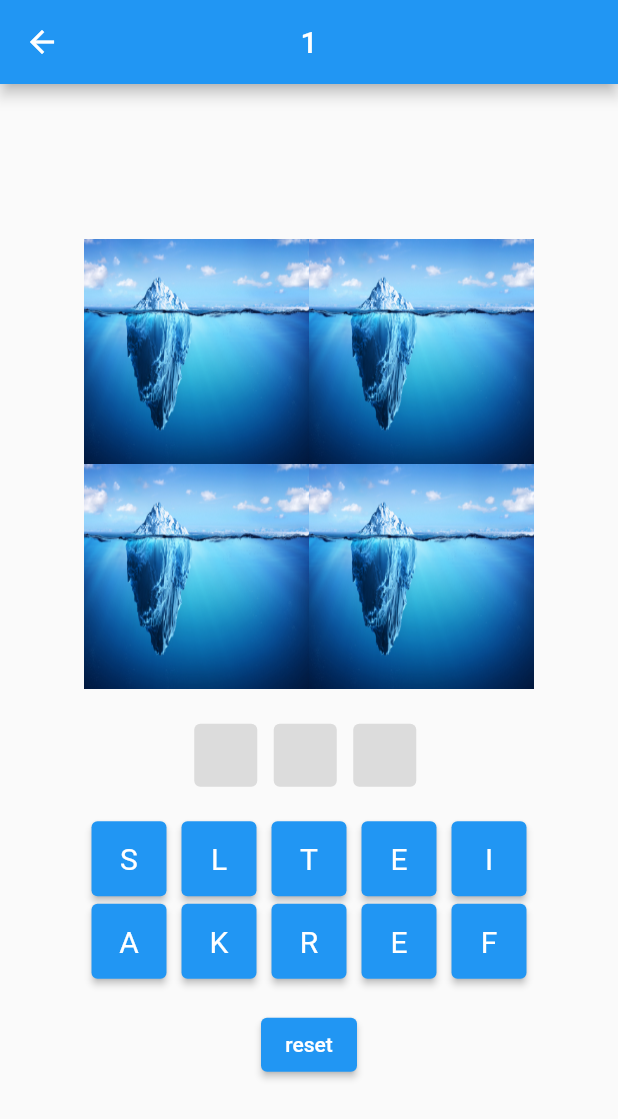
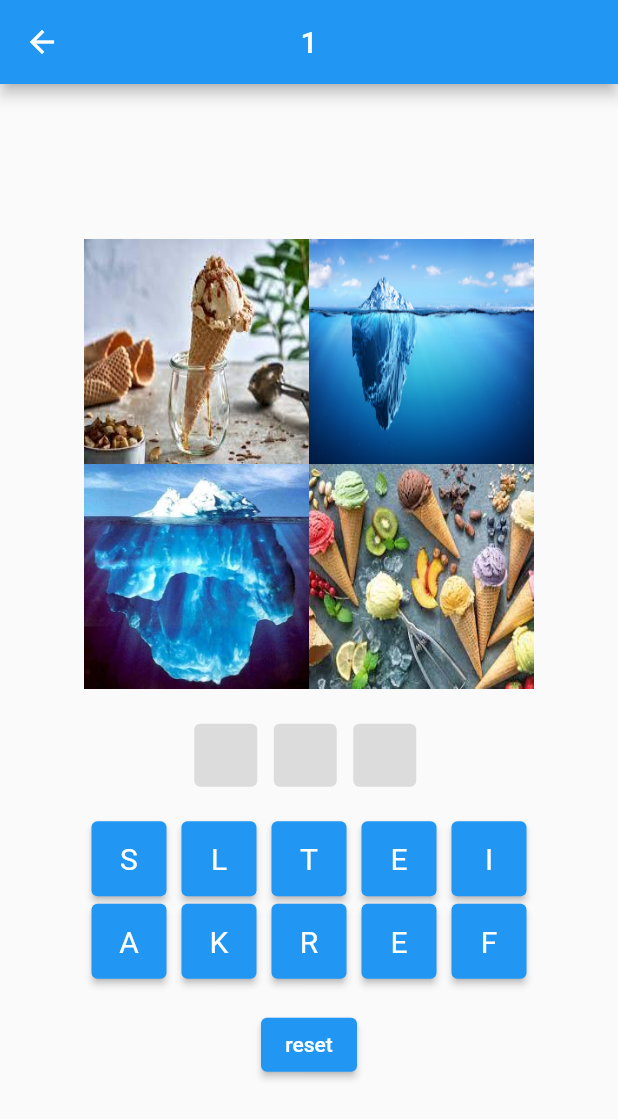
Before and after one commit to RiccardoDotExe/Four-Pictures-One-Word-in-Flutter, a Flutter app: the GameScreen screen opened directly, on a phone screen of 412 x 824 dp. Shown: the top 1119 px of the screen. Run offline on Flutter 3.47's test engine with Material 2 defaults, Android fonts, the phone set to English and light mode, and no system bars; drawn by our look-alikes of flutter_animate; our stand-ins replace shared_preferences; accounts and stored records are empty.

Commit message:
added image stack widget

```diff
--- a/lib/game_screen.dart
+++ b/lib/game_screen.dart
@@ -2,6 +2,7 @@ import 'package:flutter/material.dart';
 import 'package:flutter_animate/flutter_animate.dart';
 
 import 'package:four_pictures_one_word/provider/level_provider.dart';
+import 'package:four_pictures_one_word/widgets/image_stack_widget.dart';
 import 'package:four_pictures_one_word/widgets/input_button_widget.dart';
 import 'package:four_pictures_one_word/widgets/solution_button_widget.dart';
 import 'package:provider/provider.dart';
@@ -14,23 +15,6 @@ class GameScreen extends StatefulWidget {
 
 class _GameScreenState extends State<GameScreen> {
   int shakeEffect = 0;
-
-  int _stackIndex = 1; //index for the stack of pictures
-  String displayImage = "assets/eis0.jpg"; //placeholder for the zoom in picture
-
-  //method to change from zoom in and out picture
-  void changeIndex(int newIndex) {
-    setState(() {
-      _stackIndex = newIndex;
-    });
-  }
-
-  //method to change the zoomed in picture
-  void changeImage(String newString) {
-    setState(() {
-      displayImage = newString;
-    });
-  }
 
   //used to generate the solution buttons
   List<Widget> generateSolutionButtons(int numberOfButtons) {
@@ -45,18 +29,6 @@ class _GameScreenState extends State<GameScreen> {
     return buttons;
   }
 
-  //used to generatea the clickable images
-  GestureDetector generateClickableImages(int index) {
-    return GestureDetector(
-      onTap: () {
-        changeIndex(0);
-        changeImage("assets/eis1.jpg"); //for the zoomed in picture
-      },
-      child: Image.asset("assets/eis1.jpg",
-          height: 100, width: 100, fit: BoxFit.fill),
-    );
-  }
-
   @override
   Widget build(BuildContext context) {
     return Consumer<LevelProvider>(
@@ -69,38 +41,7 @@ class _GameScreenState extends State<GameScreen> {
                 child: Column(
                   mainAxisSize: MainAxisSize.min,
                   children: <Widget>[
-                    SizedBox(
-                      //Images
-                      width: 300.0,
-                      height: 300.0,
-                      child: IndexedStack(
-                        index: _stackIndex,
-                        children: [
-                          GestureDetector(
-                            onTap: () {
-                              changeIndex(1);
-                            },
-                            child: SizedBox(
-                              width: 300.0,
-                              height: 300.0,
-                              child: Image.asset(
-                                displayImage,
-                                fit: BoxFit.fill,
-                              ),
-                            ),
-                          ),
-                          GridView.count(
-                            crossAxisCount: 2,
-                            children: <Widget>[
-                              generateClickableImages(0),
-                              generateClickableImages(1),
-                              generateClickableImages(2),
-                              generateClickableImages(3)
-                            ],
-                          ),
-                        ],
-                      ),
-                    ),
+                    ImageStackWidget(stageName: levelProvider.stageName),
                     const SizedBox(height: 20),
                     Row(
                       mainAxisAlignment: MainAxisAlignment.center,
--- /dev/null
+++ b/lib/widgets/image_stack_widget.dart
@@ -0,0 +1,77 @@
+import 'package:flutter/material.dart';
+
+// ignore: must_be_immutable
+class ImageStackWidget extends StatefulWidget {
+  String stageName;
+  ImageStackWidget({super.key, required this.stageName});
+  @override
+  State<ImageStackWidget> createState() => _ImageStackWidgetState();
+}
+
+class _ImageStackWidgetState extends State<ImageStackWidget> {
+  int _stackIndex = 1; //index for the stack of pictures
+  String _displayImage =
+      "assets/eis0.jpg"; //placeholder for the zoom in picture
+
+  //method to change from zoom in and out picture
+  void changeIndex(int newIndex) {
+    setState(() {
+      _stackIndex = newIndex;
+    });
+  }
+
+  //method to change the zoomed in picture
+  void changeImage(String newString) {
+    setState(() {
+      _displayImage = newString;
+    });
+  }
+
+  //used to generatea the clickable images
+  GestureDetector generateClickableImages(int index, String stageName) {
+    return GestureDetector(
+      onTap: () {
+        changeIndex(0);
+        changeImage(
+            "assets/${stageName.toLowerCase()}$index.jpg"); //for the zoomed in picture
+      },
+      child: Image.asset("assets/${stageName.toLowerCase()}$index.jpg",
+          height: 100, width: 100, fit: BoxFit.fill),
+    );
+  }
+
+  @override
+  Widget build(BuildContext context) {
+    return SizedBox(
+      width: 300.0,
+      height: 300.0,
+      child: IndexedStack(
+        index: _stackIndex,
+        children: [
+          GestureDetector(
+            onTap: () {
+              changeIndex(1);
+            },
+            child: SizedBox(
+              width: 300.0,
+              height: 300.0,
+              child: Image.asset(
+                _displayImage,
+                fit: BoxFit.fill,
+              ),
+            ),
+          ),
+          GridView.count(
+            crossAxisCount: 2,
+            children: <Widget>[
+              generateClickableImages(0, widget.stageName),
+              generateClickableImages(1, widget.stageName),
+              generateClickableImages(2, widget.stageName),
+              generateClickableImages(3, widget.stageName)
+            ],
+          ),
+        ],
+      ),
+    );
+  }
+}
```
